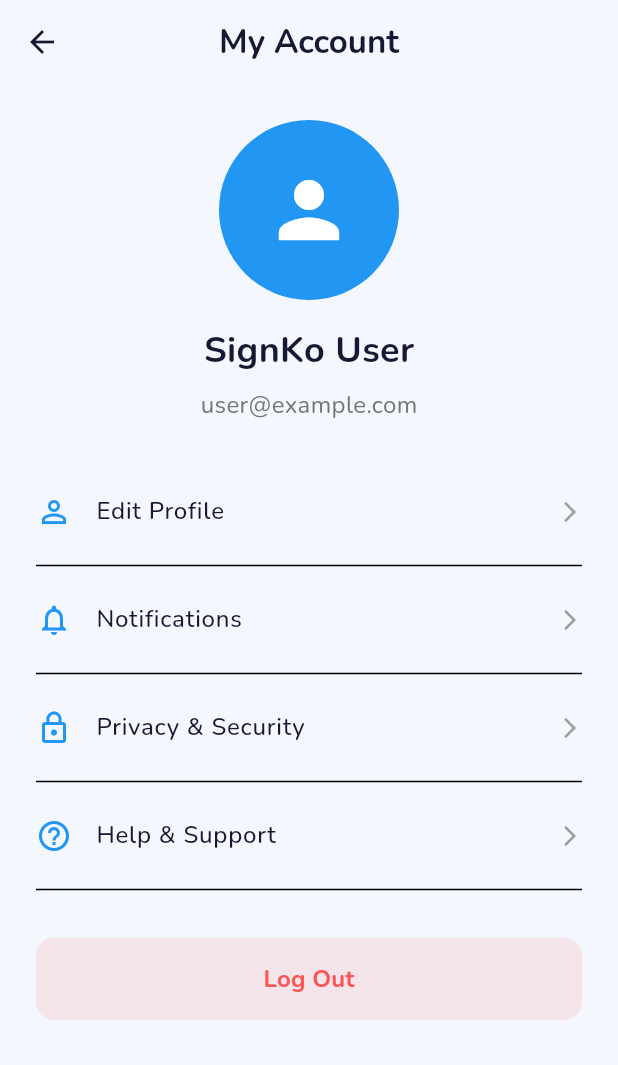
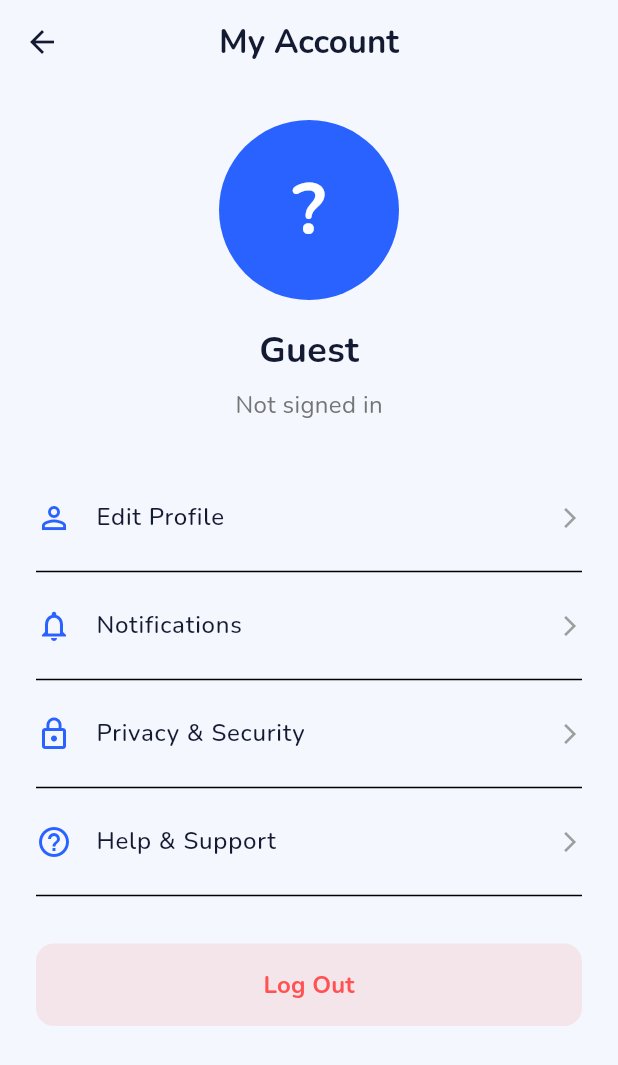
Before and after one commit to waeijn/signko, a Flutter app: the AccountView screen opened directly, on a phone screen of 412 x 824 dp. Shown: the top 1065 px of the screen. Run offline on Flutter 3.47's test engine with Material 3 defaults, Android fonts, the phone set to English and light mode, and no system bars; our stand-ins replace flutter_riverpod, flutter_tts, google_fonts, hive_flutter, shared_preferences, speech_to_text; accounts and stored records are empty.

Commit message:
feat: wire up Account page with user data and logout flow

```diff
--- a/app/lib/features/account/account_view.dart
+++ b/app/lib/features/account/account_view.dart
@@ -1,11 +1,17 @@
 import 'package:flutter/material.dart';
-import 'package:signko_app/features/splash/splash_view.dart';
+import 'package:flutter_riverpod/flutter_riverpod.dart';
+import 'package:intl/intl.dart';
+import '../auth/providers/auth_provider.dart';
+import '../auth/views/login_view.dart';
 
-class AccountView extends StatelessWidget {
+class AccountView extends ConsumerWidget {
   const AccountView({super.key});
 
   @override
-  Widget build(BuildContext context) {
+  Widget build(BuildContext context, WidgetRef ref) {
+    final authState = ref.watch(authProvider);
+    final user = authState.user;
+
     return Scaffold(
       appBar: AppBar(
         elevation: 0,
@@ -24,31 +30,52 @@ class AccountView extends StatelessWidget {
         child: Column(
           crossAxisAlignment: CrossAxisAlignment.center,
           children: [
-            const CircleAvatar(
+            // Avatar
+            CircleAvatar(
               radius: 60,
-              backgroundColor: Colors.blue,
-              child: Icon(Icons.person, size: 60, color: Colors.white),
+              backgroundColor: Theme.of(context).colorScheme.primary,
+              child: Text(
+                user != null ? user.name[0].toUpperCase() : '?',
+                style: const TextStyle(
+                  fontSize: 48,
+                  fontWeight: FontWeight.bold,
+                  color: Colors.white,
+                ),
+              ),
             ),
             const SizedBox(height: 16),
-            const Text(
-              'SignKo User',
-              style: TextStyle(fontSize: 24, fontWeight: FontWeight.bold),
+
+            // Name
+            Text(
+              user?.name ?? 'Guest',
+              style: const TextStyle(fontSize: 24, fontWeight: FontWeight.bold),
             ),
             const SizedBox(height: 8),
+
+            // Email
             Text(
-              'user@example.com',
+              user?.email ?? 'Not signed in',
               style: TextStyle(fontSize: 16, color: Colors.grey.shade600),
             ),
+            const SizedBox(height: 4),
+
+            // Join Date
+            if (user != null)
+              Text(
+                'Joined ${DateFormat('MMMM yyyy').format(user.joinedAt)}',
+                style: TextStyle(fontSize: 13, color: Colors.grey.shade400),
+              ),
+
             const SizedBox(height: 32),
 
             // Account Options
-            _buildAccountOption(Icons.person_outline, 'Edit Profile'),
+            _buildAccountOption(context, Icons.person_outline, 'Edit Profile'),
             const Divider(),
-            _buildAccountOption(Icons.notifications_outlined, 'Notifications'),
+            _buildAccountOption(context, Icons.notifications_outlined, 'Notifications'),
             const Divider(),
-            _buildAccountOption(Icons.lock_outline, 'Privacy & Security'),
+            _buildAccountOption(context, Icons.lock_outline, 'Privacy & Security'),
             const Divider(),
-            _buildAccountOption(Icons.help_outline, 'Help & Support'),
+            _buildAccountOption(context, Icons.help_outline, 'Help & Support'),
             const Divider(),
             const SizedBox(height: 24),
 
@@ -57,9 +84,31 @@ class AccountView extends StatelessWidget {
               width: double.infinity,
               child: ElevatedButton(
                 onPressed: () {
-                  Navigator.of(context).pushAndRemoveUntil(
-                    MaterialPageRoute(builder: (context) => const SplashView()),
-                    (Route<dynamic> route) => false,
+                  showDialog(
+                    context: context,
+                    builder: (ctx) => AlertDialog(
+                      title: const Text('Log Out'),
+                      content: const Text('Are you sure you want to log out?'),
+                      actions: [
+                        TextButton(
+                          onPressed: () => Navigator.pop(ctx),
+                          child: const Text('Cancel'),
+                        ),
+                        TextButton(
+                          onPressed: () async {
+                            Navigator.pop(ctx);
+                            await ref.read(authProvider.notifier).logout();
+                            if (context.mounted) {
+                              Navigator.of(context).pushAndRemoveUntil(
+                                MaterialPageRoute(builder: (_) => const LoginView()),
+                                (route) => false,
+                              );
+                            }
+                          },
+                          child: const Text('Log Out', style: TextStyle(color: Colors.red)),
+                        ),
+                      ],
+                    ),
                   );
                 },
                 style: ElevatedButton.styleFrom(
@@ -83,9 +132,9 @@ class AccountView extends StatelessWidget {
     );
   }
 
-  Widget _buildAccountOption(IconData icon, String title) {
+  Widget _buildAccountOption(BuildContext context, IconData icon, String title) {
     return ListTile(
-      leading: Icon(icon, color: Colors.blue),
+      leading: Icon(icon, color: Theme.of(context).colorScheme.primary),
       title: Text(title, style: const TextStyle(fontWeight: FontWeight.w500)),
       trailing:
           const Icon(Icons.arrow_forward_ios, size: 16, color: Colors.grey),
```
